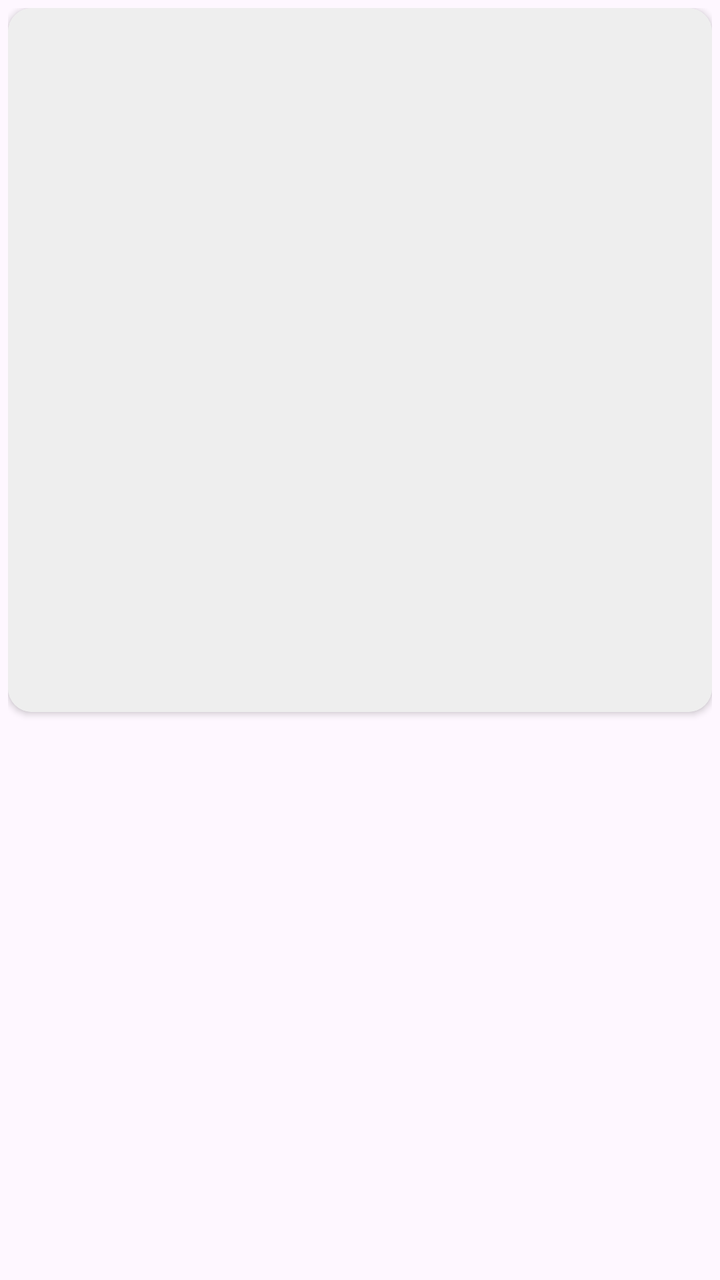
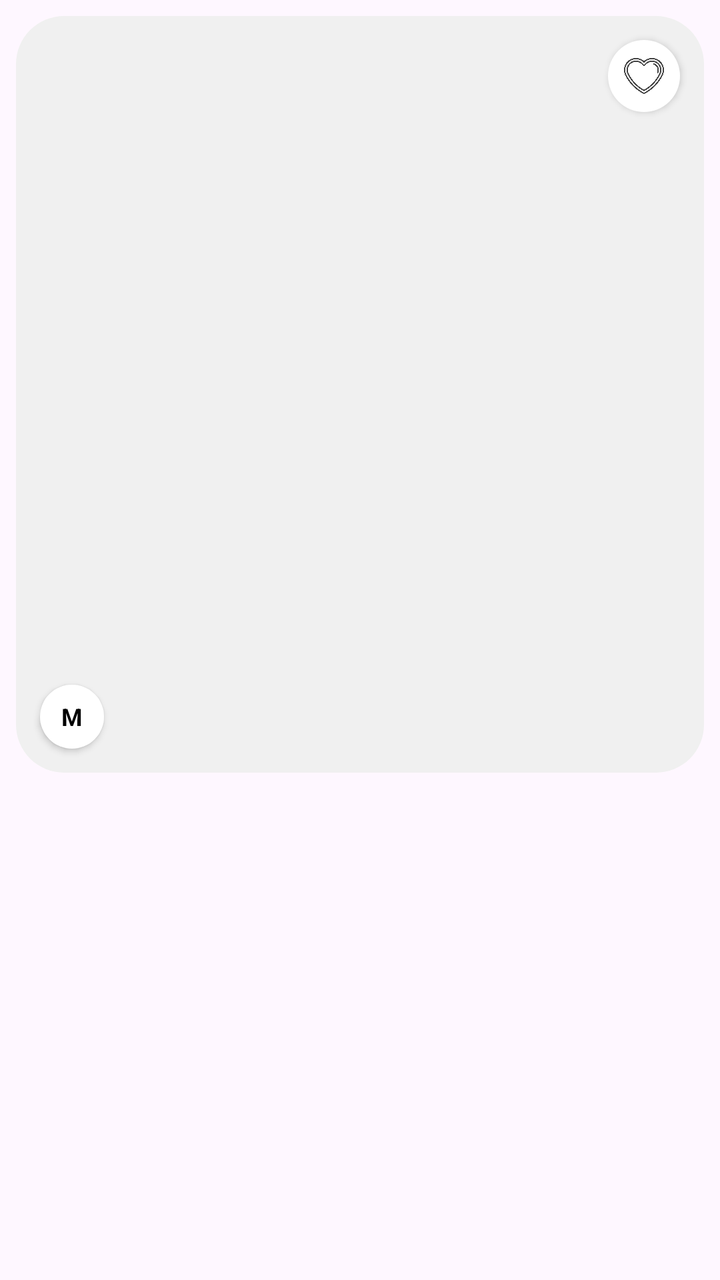

An Android layout rendered at two revisions. The XML below is the earlier revision; the diff shows what the commit changed to produce the second picture.
<!-- AndroidManifest.xml: application theme Theme.Project -->
<!-- res/layout/g3_closet_category_item.xml -->
<?xml version="1.0" encoding="utf-8"?>
<androidx.constraintlayout.widget.ConstraintLayout xmlns:android="http://schemas.android.com/apk/res/android"
    xmlns:app="http://schemas.android.com/apk/res-auto"
    android:layout_width="match_parent"
    android:layout_height="wrap_content"
    android:padding="4dp">

    <androidx.cardview.widget.CardView
        android:layout_width="0dp"
        android:layout_height="0dp"
        app:cardCornerRadius="12dp"
        app:cardElevation="2dp"
        app:layout_constraintDimensionRatio="1:1"
        app:layout_constraintEnd_toEndOf="parent"
        app:layout_constraintStart_toStartOf="parent"
        app:layout_constraintTop_toTopOf="parent">

        <FrameLayout
            android:layout_width="match_parent"
            android:layout_height="match_parent">

            <ImageView
                android:id="@+id/photoImageView"
                android:layout_width="match_parent"
                android:layout_height="match_parent"
                android:contentDescription="Closet Item"
                android:scaleType="centerCrop"
                android:background="#EEEEEE" />

            <View
                android:id="@+id/selectionOverlay"
                android:layout_width="match_parent"
                android:layout_height="match_parent"
                android:background="#4D000000"
                android:visibility="gone" />

            <CheckBox
                android:id="@+id/photoCheckBox"
                android:layout_width="wrap_content"
                android:layout_height="wrap_content"
                android:layout_gravity="top|end"
                android:layout_margin="4dp"
                android:buttonTint="@color/white"
                android:clickable="false"
                android:focusable="false"
                android:visibility="gone" />

        </FrameLayout>
    </androidx.cardview.widget.CardView>

</androidx.constraintlayout.widget.ConstraintLayout>
<!-- resources referenced by this layout -->
<resources>
  <color name="white">#FFFFFFFF</color>
  <style name="Theme.Project" parent="Base.Theme.Project" />
  <style name="Base.Theme.Project" parent="Theme.Material3.DayNight.NoActionBar">
          
          
      </style>
</resources>

<!-- the commit's change to res/layout/g3_closet_category_item.xml (unified diff, before → after) -->
@@ -3,14 +3,15 @@
     xmlns:app="http://schemas.android.com/apk/res-auto"
     android:layout_width="match_parent"
     android:layout_height="wrap_content"
-    android:padding="4dp">
+    android:padding="8dp">
 
     <androidx.cardview.widget.CardView
+        android:id="@+id/cardView"
         android:layout_width="0dp"
         android:layout_height="0dp"
-        app:cardCornerRadius="12dp"
-        app:cardElevation="2dp"
-        app:layout_constraintDimensionRatio="1:1"
+        app:cardCornerRadius="24dp"
+        app:cardElevation="0dp"
+        app:layout_constraintDimensionRatio="1:1.1"
         app:layout_constraintEnd_toEndOf="parent"
         app:layout_constraintStart_toStartOf="parent"
         app:layout_constraintTop_toTopOf="parent">
@@ -23,9 +24,9 @@
                 android:id="@+id/photoImageView"
                 android:layout_width="match_parent"
                 android:layout_height="match_parent"
+                android:background="#F0F0F0"
                 android:contentDescription="Closet Item"
-                android:scaleType="centerCrop"
-                android:background="#EEEEEE" />
+                android:scaleType="centerCrop" />
 
             <View
                 android:id="@+id/selectionOverlay"
@@ -38,12 +39,36 @@
                 android:id="@+id/photoCheckBox"
                 android:layout_width="wrap_content"
                 android:layout_height="wrap_content"
+                android:layout_gravity="top|start"
+                android:layout_margin="8dp"
+                android:buttonTint="@color/white"
+                android:visibility="gone" />
+
+            <ImageView
+                android:id="@+id/favoriteIcon"
+                android:layout_width="36dp"
+                android:layout_height="36dp"
                 android:layout_gravity="top|end"
-                android:layout_margin="4dp"
-                android:buttonTint="@color/white"
-                android:clickable="false"
-                android:focusable="false"
-                android:visibility="gone" />
+                android:layout_margin="12dp"
+                android:background="@drawable/bg_circle_white"
+                android:elevation="2dp"
+                android:padding="8dp"
+                android:src="@drawable/heart"
+                app:tint="#444444" />
+
+            <TextView
+                android:id="@+id/sizeLabel"
+                android:layout_width="32dp"
+                android:layout_height="32dp"
+                android:layout_gravity="bottom|start"
+                android:layout_margin="12dp"
+                android:background="@drawable/bg_circle_white"
+                android:elevation="2dp"
+                android:gravity="center"
+                android:text="M"
+                android:textColor="@color/black"
+                android:textSize="12sp"
+                android:textStyle="bold" />
 
         </FrameLayout>
     </androidx.cardview.widget.CardView>
<!-- resource entries referenced after the edit -->
@@ -1,6 +1,14 @@
 <!-- resources referenced by this layout -->
 <resources>
+  <color name="black">#FF000000</color>
   <color name="white">#FFFFFFFF</color>
+  <!-- drawable bg_circle_white (drawable) -->
+  <?xml version="1.0" encoding="utf-8"?>
+  <shape xmlns:android="http://schemas.android.com/apk/res/android"
+      android:shape="oval">
+      <solid android:color="#FFFFFF" />
+  </shape>
+  <!-- drawable heart: png bitmap (drawable, 22692 bytes) -->
   <style name="Theme.Project" parent="Base.Theme.Project" />
   <style name="Base.Theme.Project" parent="Theme.Material3.DayNight.NoActionBar">
           
